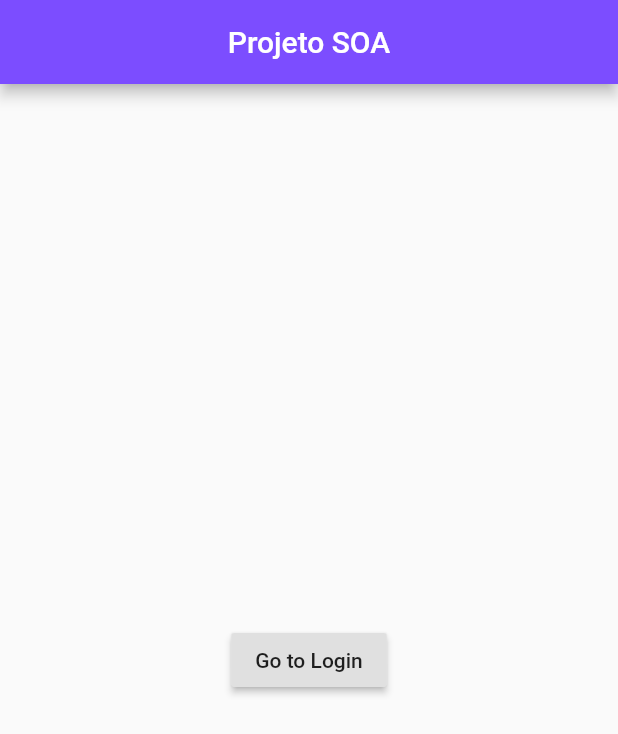
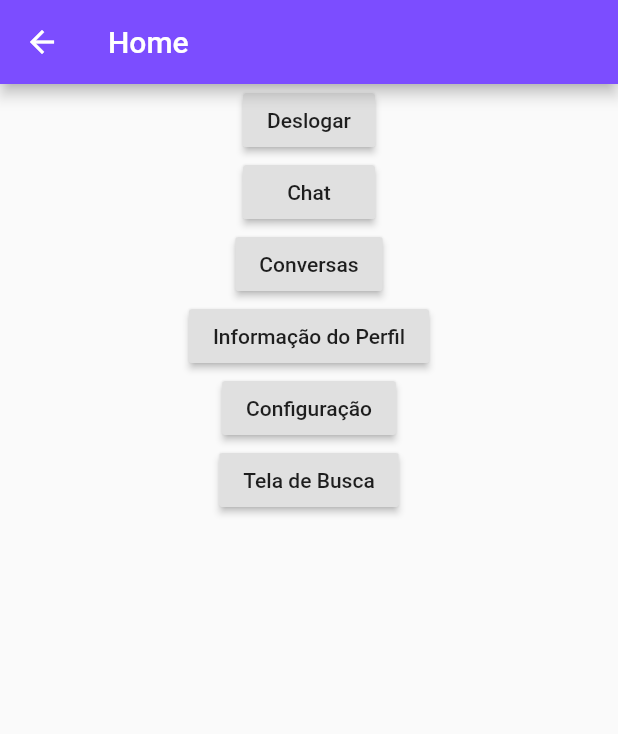
Before and after one commit to bkpaulera/SOA-2019, a Flutter app: the Home screen opened directly, on a phone screen of 412 x 824 dp. Shown: the top 734 px of the screen. Run offline on Flutter 3.47's test engine with Material 2 defaults, Android fonts, the phone set to English and light mode, and no system bars.

Commit message:
Configuraçãoo de Rotas

```diff
--- a/soa_app/lib/routes/routes_path.dart
+++ b/soa_app/lib/routes/routes_path.dart
@@ -1,3 +1,17 @@
 
 const String HomeMainView = '/';
+
+const String HomeView = '/ui/home';
+
 const String LoginMainView = '/ui/login';
+//Diretorio de Login
+const String LoginPasswordView = '/ui/login/login_password';
+const String LoginRegisterView = '/ui/login/login_register';
+//Chat
+const String ChatView = '/ui/chat/chat';
+const String TalksView = '/ui/chat/talks';
+//Profile
+const String ProfileConfigView = '/ui/profile/config';
+const String ProfileInfoView = '/ui/lprofile/info_user';
+//Search
+const String SearchView = '/ui/search/search';
--- a/soa_app/lib/ui/chat/chat.dart
+++ b/soa_app/lib/ui/chat/chat.dart
@@ -0,0 +1,25 @@
+
+import 'package:flutter/material.dart';
+
+class Chat extends StatefulWidget {
+  @override
+  _ChatState createState() => _ChatState();
+}
+
+class _ChatState extends State<Chat> {
+  @override
+  Widget build(BuildContext context) {
+    return Scaffold(
+      appBar: AppBar(
+        title: Text("Chat"),
+        backgroundColor: Colors.deepPurpleAccent,),
+        body: Center(
+          child: RaisedButton(onPressed: () {
+            Navigator.pop(context);
+          },
+            child: Text('Voltar'),
+          ),
+        ),
+    );
+  }
+}
--- /dev/null
+++ b/soa_app/lib/ui/home.dart
@@ -0,0 +1,36 @@
+
+import 'package:flutter/material.dart';
+import 'package:soa_app/routes/routes_path.dart';
+
+class Home extends StatefulWidget {
+  @override
+  _HomeState createState() => _HomeState();
+}
+
+class _HomeState extends State<Home> {
+  @override
+  Widget build(BuildContext context) {
+    return Scaffold(
+      appBar: AppBar(
+        title: Text("Home"),
+        backgroundColor: Colors.deepPurpleAccent,),
+        body:Center(
+          child: Center(
+            child: Column(
+            children: <Widget>[
+              RaisedButton(onPressed: () {Navigator.of(context).pop();},child: Text('Deslogar'),),
+              //Chat
+              RaisedButton(onPressed: () {Navigator.of(context).pushNamed(ChatView);},child: Text('Chat'),),
+              RaisedButton(onPressed: () {Navigator.of(context).pushNamed(TalksView);},child: Text('Conversas'),),
+              //Profile
+              RaisedButton(onPressed: () {Navigator.of(context).pushNamed(ProfileInfoView);},child: Text('Informação do Perfil'),),
+              RaisedButton(onPressed: () {Navigator.of(context).pushNamed(ProfileConfigView);},child: Text('Configuração'),),
+              //Search
+              RaisedButton(onPressed: () {Navigator.of(context).pushNamed(SearchView);},child: Text('Tela de Busca'),),
+            ],
+          ),
+          )
+        )
+    );
+  }
+}
```
Also changed, not shown: soa_app/lib/main.dart (+5 -5 lines), soa_app/lib/routes.dart (+31 -0 lines), soa_app/lib/ui/chat/talks.dart (+25 -0 lines), soa_app/lib/ui/login.dart (+10 -7 lines), soa_app/lib/ui/login/login_password.dart (+25 -0 lines), soa_app/lib/ui/login/login_register.dart (+25 -0 lines), soa_app/lib/ui/profile/config.dart (+25 -0 lines), soa_app/lib/ui/profile/info_user.dart (+25 -0 lines), soa_app/lib/ui/search/search.dart (+25 -0 lines).
